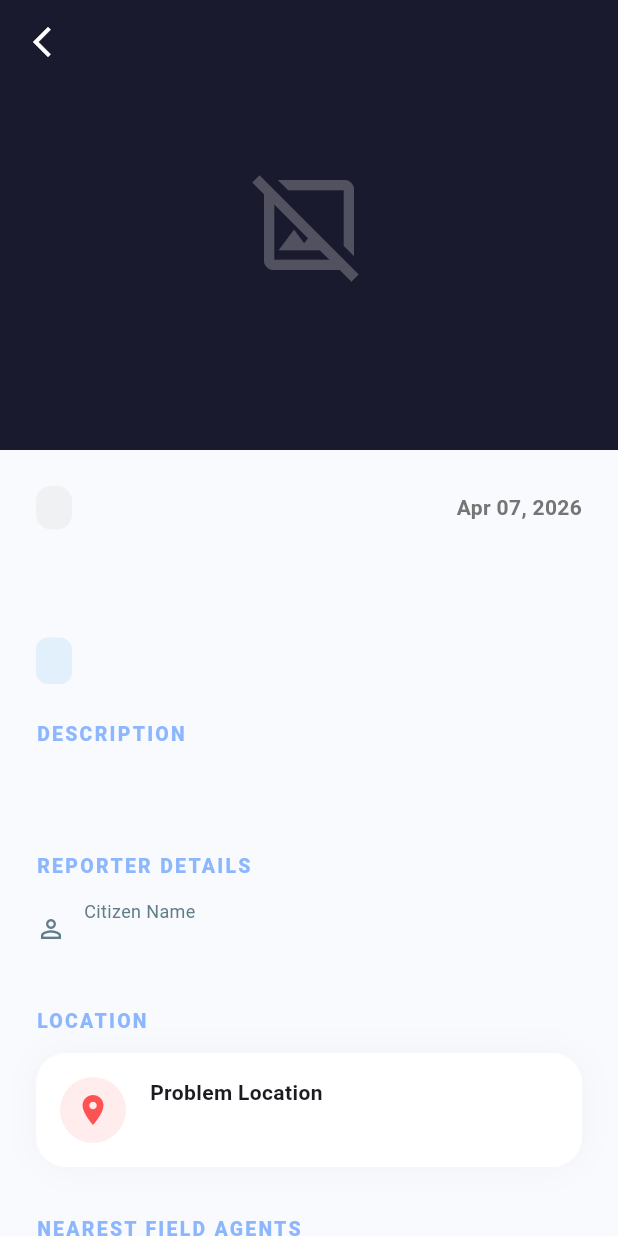
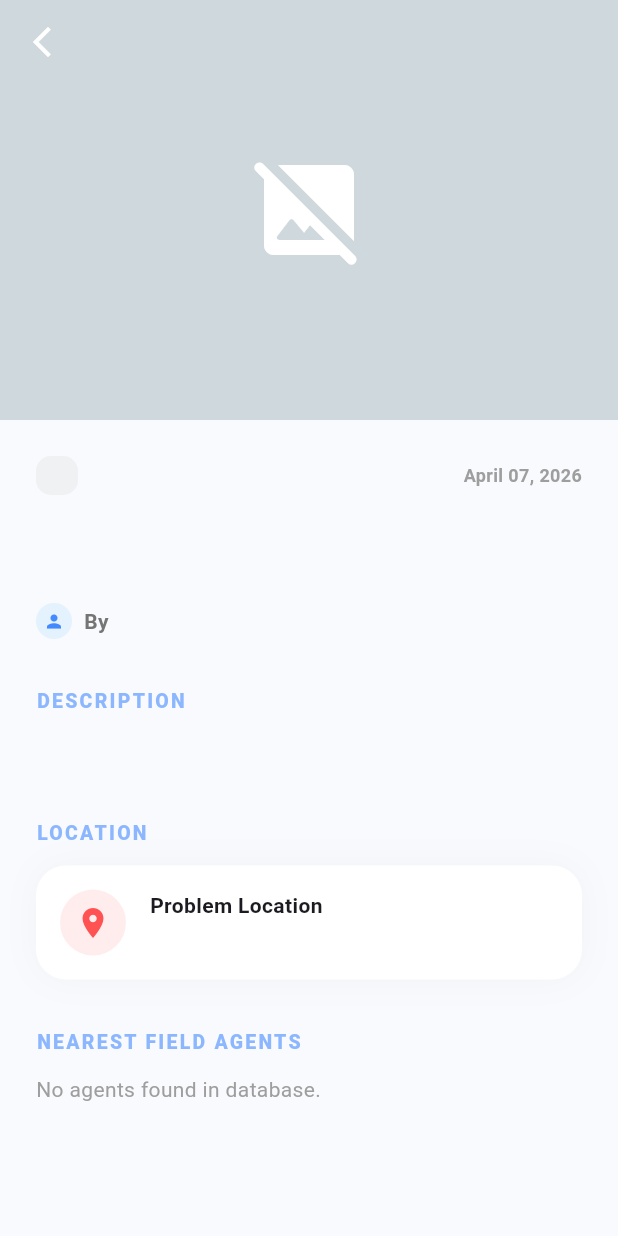
Before and after one commit to Temsegn/ISSOP-Platform, a Flutter app: the AdminRequestDetailScreen screen opened directly with empty values, on a phone screen of 412 x 824 dp. Run offline on Flutter 3.47's test engine with Material 3 defaults, Android fonts, the phone set to English and light mode, and no system bars; our stand-ins replace dio, flutter_map, geocoding, geolocator, image_picker, latlong2 and 2 more; accounts and stored records are empty; network calls fail; statements that could not run were skipped.

Commit message:
feat: add admin request detail screen and implement agent assignment logic in AdminViewModel

```diff
--- a/Mobile/lib/modules/admin/admin_assignment_map_screen.dart
+++ b/Mobile/lib/modules/admin/admin_assignment_map_screen.dart
@@ -103,7 +103,7 @@ class _AdminAssignmentMapScreenState extends State<AdminAssignmentMapScreen> {
                 child: const Icon(Icons.report_problem_rounded, color: Colors.redAccent, size: 40),
               ),
               // Nearby Agents (Ensures all with coordinates are visible)
-              ...adminVm.agents.where((a) => a.latitude != null).map((agent) {
+              ...adminVm.agents.where((UserModel a) => a.latitude != null).map((UserModel agent) {
                 final bool isOnline = agent.lastLocationUpdate != null &&
                                      DateTime.now().difference(agent.lastLocationUpdate!).inMinutes < 15;
                 final Color statusColor = isOnline ? Colors.green : Colors.redAccent;
--- a/Mobile/lib/modules/admin/admin_home_screen.dart
+++ b/Mobile/lib/modules/admin/admin_home_screen.dart
@@ -4,6 +4,8 @@ import 'package:issop_mobile/viewmodels/auth_viewmodel.dart';
 import 'package:issop_mobile/viewmodels/admin_viewmodel.dart';
 import 'package:issop_mobile/viewmodels/notification_viewmodel.dart';
 import 'package:issop_mobile/modules/admin/admin_request_detail_screen.dart';
+import 'package:issop_mobile/core/models/user_model.dart';
+import 'package:issop_mobile/core/models/request_model.dart';
 import 'package:intl/intl.dart';
 
 class AdminHomeScreen extends StatefulWidget {
--- a/Mobile/lib/modules/admin/admin_request_detail_screen.dart
+++ b/Mobile/lib/modules/admin/admin_request_detail_screen.dart
@@ -1,20 +1,37 @@
 import 'package:flutter/material.dart';
+import 'package:provider/provider.dart';
 import 'package:issop_mobile/core/models/request_model.dart';
+import 'package:issop_mobile/core/models/user_model.dart';
+import 'package:issop_mobile/viewmodels/admin_viewmodel.dart';
 import 'package:intl/intl.dart';
 import 'package:issop_mobile/modules/admin/admin_assignment_map_screen.dart';
 
-class AdminRequestDetailScreen extends StatelessWidget {
+class AdminRequestDetailScreen extends StatefulWidget {
   final RequestModel request;
   const AdminRequestDetailScreen({super.key, required this.request});
 
   @override
+  State<AdminRequestDetailScreen> createState() => _AdminRequestDetailScreenState();
+}
+
+class _AdminRequestDetailScreenState extends State<AdminRequestDetailScreen> {
+  @override
+  void initState() {
+    super.initState();
+    WidgetsBinding.instance.addPostFrameCallback((_) {
+      context.read<AdminViewModel>().fetchUsers();
+    });
+  }
+
+  @override
   Widget build(BuildContext context) {
+    final request = widget.request;
     return Scaffold(
       backgroundColor: const Color(0xFFF8FAFD),
       body: CustomScrollView(
         slivers: [
           SliverAppBar(
-            expandedHeight: 300,
+            expandedHeight: 280,
             pinned: true,
             backgroundColor: const Color(0xFF1A1A2E),
             leading: IconButton(
@@ -23,20 +40,8 @@ class AdminRequestDetailScreen extends StatelessWidget {
             ),
             flexibleSpace: FlexibleSpaceBar(
               background: request.mediaUrls.isNotEmpty
-                  ? PageView.builder(
-                      itemCount: request.mediaUrls.length,
-                      itemBuilder: (context, index) {
-                        return Image.network(
-                          request.mediaUrls[index],
-                          fit: BoxFit.cover,
-                          errorBuilder: (context, error, stackTrace) => const Center(child: Icon(Icons.broken_image, size: 50, color: Colors.white54)),
-                        );
-                      },
-                    )
-                  : Container(
-                      color: const Color(0xFF1A1A2E),
-                      child: const Icon(Icons.image_not_supported_outlined, color: Colors.white24, size: 80),
-                    ),
+                ? Image.network(request.mediaUrls[0], fit: BoxFit.cover)
+                : Container(color: Colors.blueGrey.shade100, child: const Icon(Icons.image_not_supported_rounded, size: 80, color: Colors.white)),
             ),
           ),
           SliverToBoxAdapter(
@@ -46,28 +51,26 @@ class AdminRequestDetailScreen extends StatelessWidget {
                 crossAxisAlignment: CrossAxisAlignment.start,
                 children: [
                   Row(
-                    mainAxisAlignment: MainAxisAlignment.spaceBetween,
                     children: [
                       _buildStatusChip(request.status),
-                      Text(DateFormat('MMM dd, yyyy').format(request.createdAt), style: TextStyle(color: Colors.grey.shade600, fontWeight: FontWeight.w600)),
+                      const Spacer(),
+                      Text(DateFormat('MMMM dd, yyyy').format(request.createdAt), style: TextStyle(color: Colors.grey.shade500, fontSize: 12, fontWeight: FontWeight.bold)),
                     ],
                   ),
                   const SizedBox(height: 20),
-                  Text(request.title, style: const TextStyle(fontSize: 28, fontWeight: FontWeight.w900, color: Color(0xFF1A1A2E))),
+                  Text(request.title, style: const TextStyle(fontSize: 28, fontWeight: FontWeight.w900, color: Color(0xFF1A1A2E), letterSpacing: -0.5)),
                   const SizedBox(height: 12),
-                  Container(
-                    padding: const EdgeInsets.symmetric(horizontal: 12, vertical: 6),
-                    decoration: BoxDecoration(color: Colors.blue.withOpacity(0.1), borderRadius: BorderRadius.circular(8)),
-                    child: Text(request.category, style: const TextStyle(color: Colors.blue, fontWeight: FontWeight.w800, fontSize: 13)),
+                  Row(
+                    children: [
+                      CircleAvatar(radius: 12, backgroundColor: Colors.blue.shade50, child: const Icon(Icons.person, size: 14, color: Colors.blueAccent)),
+                      const SizedBox(width: 8),
+                      Text('By ${request.citizenName ?? 'Unknown citizen'}', style: TextStyle(color: Colors.grey.shade600, fontWeight: FontWeight.w600)),
+                    ],
                   ),
-                  const SizedBox(height: 24),
+                  const SizedBox(height: 32),
                   const _SectionHeader(title: 'DESCRIPTION'),
                   const SizedBox(height: 12),
-                  Text(request.description, style: TextStyle(fontSize: 16, color: Colors.grey.shade800, height: 1.6)),
-                  const SizedBox(height: 32),
-                  const _SectionHeader(title: 'REPORTER DETAILS'),
-                  const SizedBox(height: 12),
-                  _buildDetailRow(Icons.person_outline, 'Citizen Name', request.citizenName ?? 'Unknown Citizen'),
+                  Text(request.description, style: TextStyle(fontSize: 16, color: Colors.blueGrey.shade700, height: 1.6)),
                   const SizedBox(height: 32),
                   const _SectionHeader(title: 'LOCATION'),
                   const SizedBox(height: 12),
@@ -91,8 +94,10 @@ class AdminRequestDetailScreen extends StatelessWidget {
                   const SizedBox(height: 12),
                   Consumer<AdminViewModel>(
                     builder: (context, vm, _) {
+                      if (vm.loading && vm.agents.isEmpty) return const Center(child: CircularProgressIndicator());
+
                       final sortedAgents = vm.getAgentsSortedByProximity(request.latitude, request.longitude);
-                      if (sortedAgents.isEmpty) return const Text('No agents identified.');
+                      if (sortedAgents.isEmpty) return const Text('No agents found in database.', style: TextStyle(color: Colors.grey));
 
                       return Column(
                         children: sortedAgents.take(5).map((agent) => Container(
@@ -202,10 +207,11 @@ class AdminRequestDetailScreen extends StatelessWidget {
     if (status == 'ASSIGNED') color = Colors.blue;
     if (status == 'IN_PROGRESS') color = Colors.indigo;
     if (status == 'COMPLETED') color = Colors.green;
+
     return Container(
-      padding: const EdgeInsets.symmetric(horizontal: 12, vertical: 6),
+      padding: const EdgeInsets.symmetric(horizontal: 14, vertical: 6),
       decoration: BoxDecoration(color: color.withOpacity(0.1), borderRadius: BorderRadius.circular(10)),
-      child: Text(status, style: TextStyle(color: color, fontSize: 12, fontWeight: FontWeight.bold)),
+      child: Text(status, style: TextStyle(color: color, fontWeight: FontWeight.w900, fontSize: 10, letterSpacing: 1)),
     );
   }
 
--- a/Mobile/lib/viewmodels/admin_viewmodel.dart
+++ b/Mobile/lib/viewmodels/admin_viewmodel.dart
@@ -2,11 +2,36 @@ import 'package:flutter/material.dart';
 import 'package:issop_mobile/core/models/user_model.dart';
 import 'package:issop_mobile/core/models/request_model.dart';
 import 'package:issop_mobile/core/services/admin_service.dart';
+import 'package:issop_mobile/core/services/socket_service.dart';
 
 class AdminViewModel extends ChangeNotifier {
   final AdminService _adminService;
+  final SocketService _socketService;
 
-  AdminViewModel(this._adminService);
+  AdminViewModel(this._adminService, this._socketService) {
+    _initSocket();
+  }
+
+  void _initSocket() {
+    _socketService.events.listen((event) {
+      if (event.name == 'request_created') {
+        fetchRequests();
+      } else if (event.name == 'agent_location_updated') {
+        _handleLocationUpdate(event.data);
+      }
+    });
+  }
+
+  void _handleLocationUpdate(dynamic data) {
+    try {
+      final updatedUser = UserModel.fromJson(data);
+      final index = _agents.indexWhere((a) => a.id == updatedUser.id);
+      if (index != -1) {
+        _agents[index] = updatedUser;
+        notifyListeners();
+      }
+    } catch (_) {}
+  }
 
   List<UserModel> _users = [];
   List<UserModel> get users => _users;
@@ -18,13 +43,24 @@ class AdminViewModel extends ChangeNotifier {
   List<UserModel> get agents => _agents;
 
   List<UserModel> getAgentsSortedByProximity(double lat, double lng) {
-    List<UserModel> sorted = List.from(_agents.where((u) => u.latitude != null && u.longitude != null));
-    sorted.sort((a, b) {
+    List<UserModel> hasLoc = [];
+    List<UserModel> noLoc = [];
+
+    for (var u in _agents) {
+      if (u.latitude != null && u.longitude != null) {
+        hasLoc.add(u);
+      } else {
+        noLoc.add(u);
+      }
+    }
+
+    hasLoc.sort((a, b) {
       double distA = (a.latitude! - lat) * (a.latitude! - lat) + (a.longitude! - lng) * (a.longitude! - lng);
       double distB = (b.latitude! - lat) * (b.latitude! - lat) + (b.longitude! - lng) * (b.longitude! - lng);
       return distA.compareTo(distB);
     });
-    return sorted;
+
+    return [...hasLoc, ...noLoc];
   }
 
   bool _loading = false;
--- a/Mobile/lib/viewmodels/auth_viewmodel.dart
+++ b/Mobile/lib/viewmodels/auth_viewmodel.dart
@@ -1,13 +1,11 @@
-import 'package:flutter/material.dart';
-import 'package:issop_mobile/core/models/user_model.dart';
-import 'package:issop_mobile/core/services/auth_service.dart';
-import 'package:issop_mobile/core/services/storage_service.dart';
+import 'package:issop_mobile/core/services/socket_service.dart';
 
 class AuthViewModel extends ChangeNotifier {
   final AuthService _authService;
   final StorageService _storageService;
+  final SocketService _socketService;
 
-  AuthViewModel(this._authService, this._storageService);
+  AuthViewModel(this._authService, this._storageService, this._socketService);
 
   UserModel? _user;
   UserModel? get user => _user;
@@ -30,8 +28,9 @@ class AuthViewModel extends ChangeNotifier {
 
     if (token != null) {
       try {
-        final response = await _authService.getProfile(); // Need to implement this in AuthService
+        final response = await _authService.getProfile();
         _user = response;
+        _socketService.connect();
       } catch (e) {
         await _storageService.clear();
       }
@@ -48,6 +47,7 @@ class AuthViewModel extends ChangeNotifier {
       final res = await _authService.login(email, password);
       _user = res['user'];
       await _storageService.saveToken(res['token']);
+      _socketService.connect();
       _loading = false;
       notifyListeners();
       return true;
@@ -67,6 +67,7 @@ class AuthViewModel extends ChangeNotifier {
       final res = await _authService.register(name, email, password, phone: phone);
       _user = res['user'];
       await _storageService.saveToken(res['token']);
+      _socketService.connect();
       _loading = false;
       notifyListeners();
       return true;
@@ -81,6 +82,7 @@ class AuthViewModel extends ChangeNotifier {
   void logout() {
     _user = null;
     _storageService.clear();
+    _socketService.disconnect();
     notifyListeners();
   }
 }
--- a/Mobile/lib/viewmodels/request_viewmodel.dart
+++ b/Mobile/lib/viewmodels/request_viewmodel.dart
@@ -5,10 +5,23 @@ import 'package:issop_mobile/core/models/request_model.dart';
 import 'package:issop_mobile/core/services/request_service.dart';
 import 'package:geolocator/geolocator.dart';
 
+import 'package:issop_mobile/core/services/socket_service.dart';
+
 class RequestViewModel extends ChangeNotifier {
   final RequestService _requestService;
+  final SocketService _socketService;
 
-  RequestViewModel(this._requestService);
+  RequestViewModel(this._requestService, this._socketService) {
+    _initSocket();
+  }
+
+  void _initSocket() {
+    _socketService.events.listen((event) {
+      if (event.name == 'status_updated') {
+        fetchMyRequests();
+      }
+    });
+  }
 
   List<RequestModel> _requests = [];
   List<RequestModel> get requests => _requests;
```
Also changed, not shown: Mobile/lib/app.dart (+20 -14 lines), Mobile/lib/core/services/socket_service.dart (added, +52 -0 lines), Mobile/lib/viewmodels/agent_viewmodel.dart (+13 -1 lines), Mobile/lib/viewmodels/notification_viewmodel.dart (+18 -1 lines), 1 other file.
